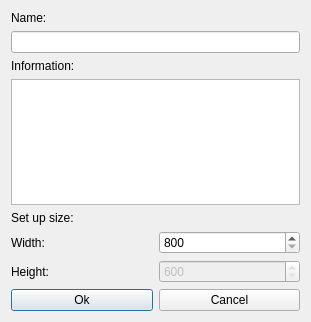
Old version of the form dialognewmap.ui in the repository Vazzi/Stalker-Editor.
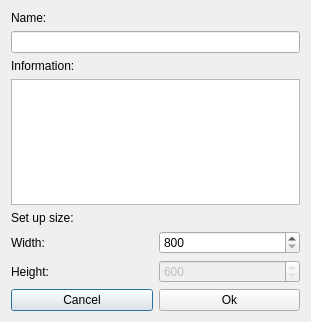
New version of the form.

What changed in the file:
```diff
--- a/dialognewmap.ui
+++ b/dialognewmap.ui
@@ -88,13 +88,6 @@
    </item>
    <item>
     <layout class="QHBoxLayout" name="horizontalLayout">
-     <item>
-      <widget class="QPushButton" name="pushButtonOk">
-       <property name="text">
-        <string>Ok</string>
-       </property>
-      </widget>
-     </item>
      <item>
       <widget class="QPushButton" name="pushButtonCancel">
        <property name="text">
@@ -102,6 +95,13 @@
        </property>
       </widget>
      </item>
+     <item>
+      <widget class="QPushButton" name="pushButtonOk">
+       <property name="text">
+        <string>Ok</string>
+       </property>
+      </widget>
+     </item>
     </layout>
    </item>
   </layout>
```
Left out of the diff: 6 changed lines with no effect on the pictures.
